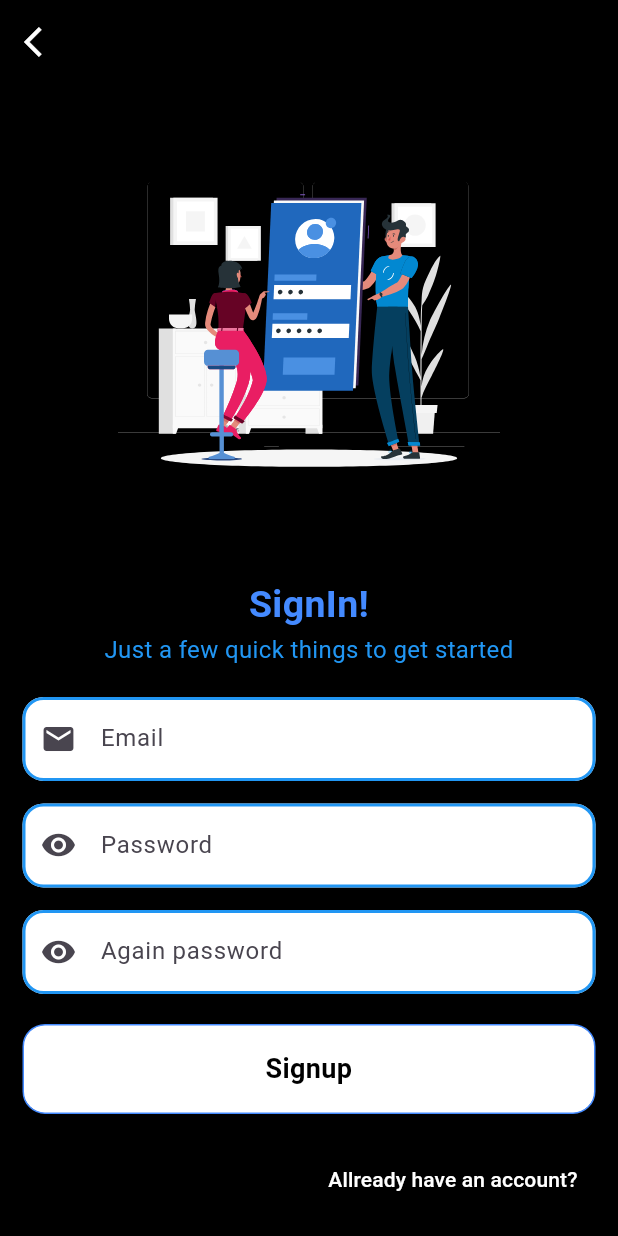
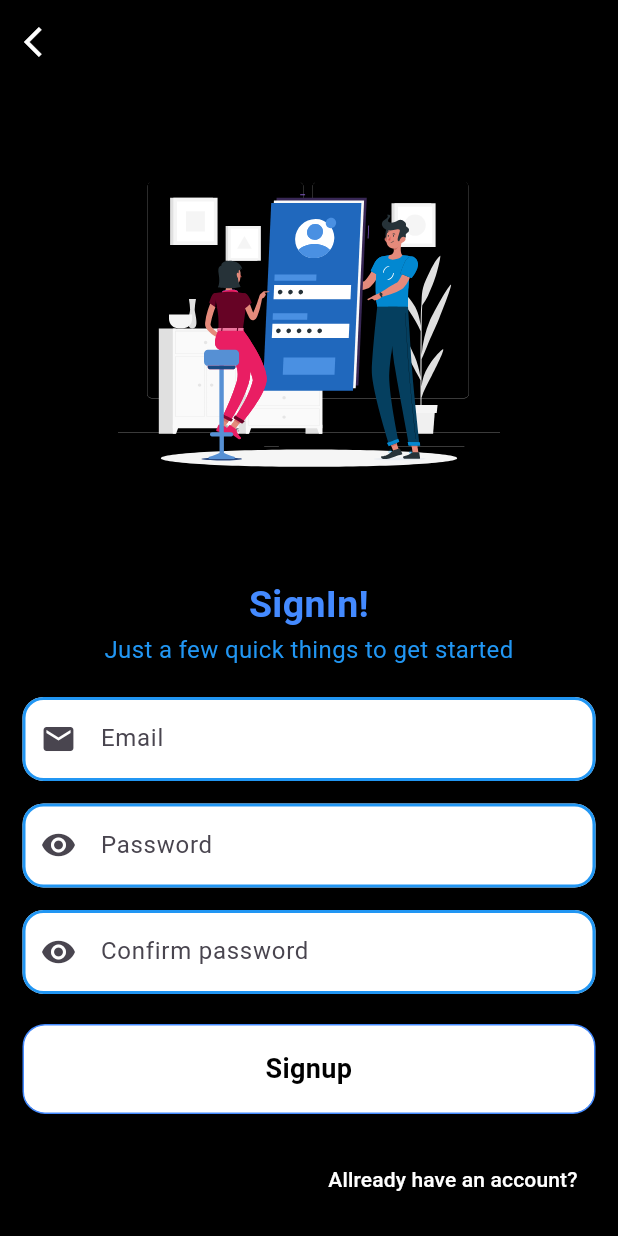
Before and after one commit to alazad214/praner-market, a Flutter app: the screen it shows after launch, after a tap on "Signup", on a phone screen of 412 x 824 dp. Run offline on Flutter 3.47's test engine with Material 3 defaults, Android fonts, the phone set to English and light mode, and no system bars; our stand-ins replace cloud_firestore, firebase_auth, firebase_core, firebase_messaging, get, lottie and 1 more; accounts and stored records are empty.

```diff
--- a/lib/auth/signup_screen.dart
+++ b/lib/auth/signup_screen.dart
@@ -3,6 +3,7 @@ import 'package:get/get.dart';
 import 'package:get/get_core/src/get_main.dart';
 import 'package:lottie/lottie.dart';
 import 'package:praner_market/auth/login_screen.dart';
+import 'package:praner_market/controllers/auth_controllers.dart';
 
 import '../widgets/custom_appbar.dart';
 import '../widgets/custom_button.dart';
@@ -13,6 +14,8 @@ class Signup_screeen extends StatelessWidget {
   Signup_screeen({super.key});
   final _emailformkey = GlobalKey<FormState>();
   final _passformkey = GlobalKey<FormState>();
+
+  final controller = Get.put(Auth_Controller());
 
   @override
   Widget build(BuildContext context) {
@@ -40,6 +43,9 @@ class Signup_screeen extends StatelessWidget {
                       key: _emailformkey,
                       child: Custom_formField(
                         prefixicon: Icons.email,
+                        onchanged: (emeil) {
+                          controller.email.value = emeil;
+                        },
                         hinttext: "Email",
                         validation: (value) {
                           if (value!.isEmpty) {
@@ -56,6 +62,9 @@ class Signup_screeen extends StatelessWidget {
                       prefixicon: Icons.remove_red_eye,
                       hinttext: "Password",
                       obscuretext: true,
+                      onchanged: (password) {
+                        controller.password.value = password;
+                      },
                       validation: (value) {
                         if (value!.isEmpty) {
                           return "Fill The Form";
@@ -70,8 +79,11 @@ class Signup_screeen extends StatelessWidget {
                       key: _passformkey,
                       child: Custom_formField(
                         prefixicon: Icons.remove_red_eye,
-                        hinttext: "Again password",
+                        hinttext: "Confirm password",
                         obscuretext: true,
+                        onchanged: (confirmpassword) {
+                          controller.confirmpassword.value = confirmpassword;
+                        },
                         validation: (value) {
                           if (value!.isEmpty) {
                             return "Fill The Form";
@@ -85,10 +97,11 @@ class Signup_screeen extends StatelessWidget {
                             20), // Add some space between TextFormField and Button
                     Custom_Button(
                       text: "Signup",
+                      isloading: controller.isloading.value,
                       ontap: () {
                         if (_emailformkey.currentState!.validate() &&
                             _passformkey.currentState!.validate()) {
-                          Get.snackbar("done", "working");
+                          Get.off(controller.SignUp());
                         }
                       },
                     ),
--- a/lib/main.dart
+++ b/lib/main.dart
@@ -1,9 +1,16 @@
+import 'package:firebase_core/firebase_core.dart';
 import 'package:flutter/material.dart';
 import 'package:flutter/services.dart';
 import 'package:get/get.dart';
 import 'package:praner_market/screens/splash_screen.dart';
 
-void main() {
+import 'firebase_options.dart';
+
+void main() async {
+  WidgetsFlutterBinding.ensureInitialized();
+  await Firebase.initializeApp(
+    options: DefaultFirebaseOptions.currentPlatform,
+  );
   SystemChrome.setSystemUIOverlayStyle(
       const SystemUiOverlayStyle(statusBarColor: Colors.transparent));
   runApp(const MyApp());
--- a/lib/screens/splash_screen.dart
+++ b/lib/screens/splash_screen.dart
@@ -1,3 +1,4 @@
+import 'package:firebase_auth/firebase_auth.dart';
 import 'package:flutter/material.dart';
 import 'package:get/get.dart';
 import 'package:lottie/lottie.dart';
@@ -15,10 +16,16 @@ class Splash_Screen extends StatefulWidget {
 }
 
 class _Splash_ScreenState extends State<Splash_Screen> {
+  final user = FirebaseAuth.instance.currentUser;
+
   @override
   void initState() {
-    Future.delayed(Duration(seconds: 2), () {
-      Get.offAll(() => Welcome_Screen());
+    Future.delayed(const Duration(seconds: 2), () {
+      if (user == null) {
+        Get.off(const Welcome_Screen());
+      } else {
+        Get.offAll(const Home_Screen());
+      }
     });
     super.initState();
   }
--- a/lib/widgets/custom_button.dart
+++ b/lib/widgets/custom_button.dart
@@ -2,10 +2,12 @@ import 'package:flutter/cupertino.dart';
 import 'package:flutter/material.dart';
 
 class Custom_Button extends StatelessWidget {
-  const Custom_Button({super.key, required this.text, this.color, this.ontap});
+  const Custom_Button(
+      {super.key, required this.text, this.color, this.ontap, this.isloading});
   final String text;
   final Color? color;
   final ontap;
+  final bool? isloading;
 
   @override
   Widget build(BuildContext context) {
@@ -18,12 +20,35 @@ class Custom_Button extends StatelessWidget {
             color: color ?? Colors.white,
             borderRadius: BorderRadius.circular(15),
             border: Border.all(color: Colors.blueAccent)),
-        child: Text(
-          text,
-          textAlign: TextAlign.center,
-          style: const TextStyle(
-              color: Colors.black, fontSize: 18, fontWeight: FontWeight.bold),
-        ),
+        child: isloading == true
+            ? Center(
+                child: Row(
+                  mainAxisAlignment: MainAxisAlignment.center,
+                  crossAxisAlignment: CrossAxisAlignment.center,
+                  children: [
+                    const CircularProgressIndicator(
+                      color: Colors.black,
+                    ),
+                    const SizedBox(width: 10),
+                    Text(
+                      text,
+                      textAlign: TextAlign.center,
+                      style: const TextStyle(
+                          color: Colors.black,
+                          fontSize: 18,
+                          fontWeight: FontWeight.bold),
+                    ),
+                  ],
+                ),
+              )
+            : Text(
+                text,
+                textAlign: TextAlign.center,
+                style: const TextStyle(
+                    color: Colors.black,
+                    fontSize: 18,
+                    fontWeight: FontWeight.bold),
+              ),
       ),
     );
   }
--- a/lib/widgets/custom_textField.dart
+++ b/lib/widgets/custom_textField.dart
@@ -7,16 +7,18 @@ class Custom_formField extends StatelessWidget {
       this.hinttext,
       this.prefixicon,
       this.validation,
-      this.obscuretext});
+      this.obscuretext, this.onchanged});
 
   final hinttext;
   final IconData? prefixicon;
   final validation;
   final obscuretext;
+  final onchanged;
 
   @override
   Widget build(BuildContext context) {
     return TextFormField(
+      onChanged: onchanged,
       validator: validation,
       obscureText: obscuretext ?? false,
       decoration: InputDecoration(
```
Also changed, not shown: lib/auth/login_screen.dart (+12 -1 lines), lib/auth/profile_setup.dart (+18 -3 lines), lib/controllers/auth_controllers.dart (+85 -1 lines), pubspec.yaml (+7 -0 lines), firebase.json (added), lib/firebase_options.dart (added), pubspec.lock, 6 other files.
